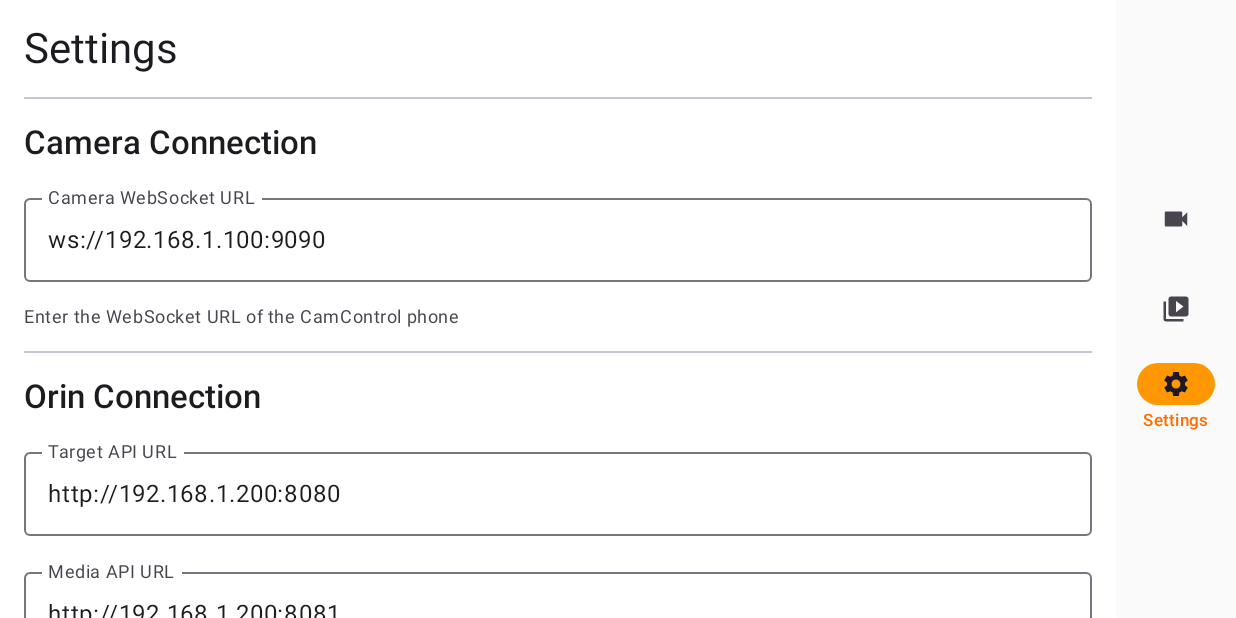
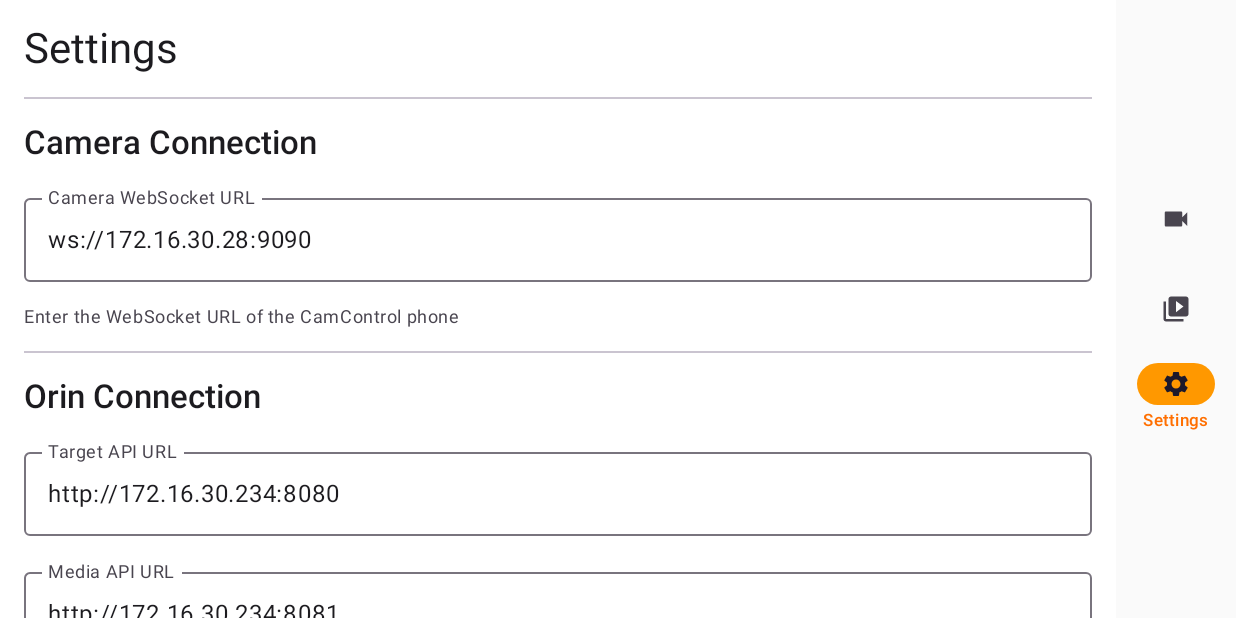
Before and after one commit to phoenixjyb/videoFromAndroid, an Android app built with Jetpack Compose: the screen it shows after launch (MainActivity), tab 3 chosen, on a phone screen of 824 x 412 dp (held sideways). Run offline under Robolectric (Android 15) with nearby library versions, the light colour scheme and no system bars; our stand-ins replace Dagger/Hilt's generated code; 1 statement that could not run was skipped.

Commit message:
feat: Add Phase 3 target selection (OrinTargetClient + API docs)
- Implement OrinTargetClient for HTTP POST to Orin target API
- Integrate target coordinate sending in VideoViewModel
- Update all IP addresses to actual network (172.16.30.x)
  * Camera: 172.16.30.28:9090
  * Orin Target: 172.16.30.234:8080
  * Orin Media: 172.16.30.234:8081
- Add comprehensive Orin Target API documentation
  * API specification with endpoint details
  * Example FastAPI implementation
  * ROS2 integration guide
  * Testing and debugging instructions

```diff
--- a/camviewer/src/main/java/com/example/camviewer/data/model/Models.kt
+++ b/camviewer/src/main/java/com/example/camviewer/data/model/Models.kt
@@ -97,8 +97,8 @@ data class TargetCoordinates(
  * Settings/preferences data
  */
 data class AppSettings(
-    val cameraUrl: String = "ws://192.168.1.100:9090",
-    val orinTargetUrl: String = "http://192.168.1.200:8080",
-    val orinMediaUrl: String = "http://192.168.1.200:8081",
+    val cameraUrl: String = "ws://172.16.30.28:9090",
+    val orinTargetUrl: String = "http://172.16.30.234:8080",
+    val orinMediaUrl: String = "http://172.16.30.234:8081",
     val developerModeEnabled: Boolean = false
 )
--- a/camviewer/src/main/java/com/example/camviewer/data/repository/SettingsRepository.kt
+++ b/camviewer/src/main/java/com/example/camviewer/data/repository/SettingsRepository.kt
@@ -24,9 +24,9 @@ class SettingsRepository @Inject constructor(
 
     val settings: Flow<AppSettings> = dataStore.data.map { preferences ->
         AppSettings(
-            cameraUrl = preferences[PreferencesKeys.CAMERA_URL] ?: "ws://192.168.1.100:9090",
-            orinTargetUrl = preferences[PreferencesKeys.ORIN_TARGET_URL] ?: "http://192.168.1.200:8080",
-            orinMediaUrl = preferences[PreferencesKeys.ORIN_MEDIA_URL] ?: "http://192.168.1.200:8081",
+            cameraUrl = preferences[PreferencesKeys.CAMERA_URL] ?: "ws://172.16.30.28:9090",
+            orinTargetUrl = preferences[PreferencesKeys.ORIN_TARGET_URL] ?: "http://172.16.30.234:8080",
+            orinMediaUrl = preferences[PreferencesKeys.ORIN_MEDIA_URL] ?: "http://172.16.30.234:8081",
             developerModeEnabled = preferences[PreferencesKeys.DEVELOPER_MODE] ?: false
         )
     }
--- a/camviewer/src/main/java/com/example/camviewer/network/CamControlWebSocketClient.kt
+++ b/camviewer/src/main/java/com/example/camviewer/network/CamControlWebSocketClient.kt
@@ -46,7 +46,7 @@ class CamControlWebSocketClient @Inject constructor(
 
     /**
      * Connect to CamControl WebSocket server
-     * @param url WebSocket URL (e.g., "ws://192.168.1.100:9090")
+     * @param url WebSocket URL (e.g., "ws://172.16.30.28:9090")
      */
     suspend fun connect(url: String) {
         if (_connectionState.value is ConnectionState.Connected ||
--- a/camviewer/src/main/java/com/example/camviewer/ui/screens/settings/SettingsScreen.kt
+++ b/camviewer/src/main/java/com/example/camviewer/ui/screens/settings/SettingsScreen.kt
@@ -83,7 +83,7 @@ fun SettingsScreen(
             value = cameraUrl,
             onValueChange = { cameraUrl = it },
             label = { Text("Camera WebSocket URL") },
-            placeholder = { Text("ws://192.168.1.100:9090") },
+            placeholder = { Text("ws://172.16.30.28:9090") },
             modifier = Modifier.fillMaxWidth(),
             singleLine = true
         )
@@ -106,7 +106,7 @@ fun SettingsScreen(
             value = orinTargetUrl,
             onValueChange = { orinTargetUrl = it },
             label = { Text("Target API URL") },
-            placeholder = { Text("http://192.168.1.200:8080") },
+            placeholder = { Text("http://172.16.30.234:8080") },
             modifier = Modifier.fillMaxWidth(),
             singleLine = true
         )
@@ -115,7 +115,7 @@ fun SettingsScreen(
             value = orinMediaUrl,
             onValueChange = { orinMediaUrl = it },
             label = { Text("Media API URL") },
-            placeholder = { Text("http://192.168.1.200:8081") },
+            placeholder = { Text("http://172.16.30.234:8081") },
             modifier = Modifier.fillMaxWidth(),
             singleLine = true
         )
```
Also changed, not shown: camviewer/src/main/java/com/example/camviewer/network/OrinTargetClient.kt (added, +92 -0 lines), camviewer/src/main/java/com/example/camviewer/ui/screens/video/VideoViewModel.kt (+20 -2 lines), 1 other file.
